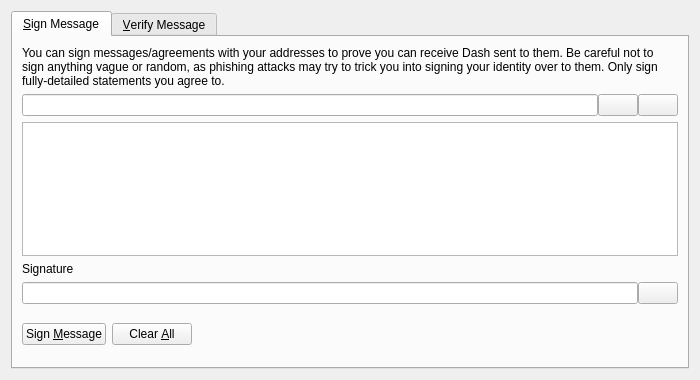
Before: the Qt Designer form src/qt/forms/signverifymessagedialog.ui in zero24x/gravium, drawn with Qt 5.
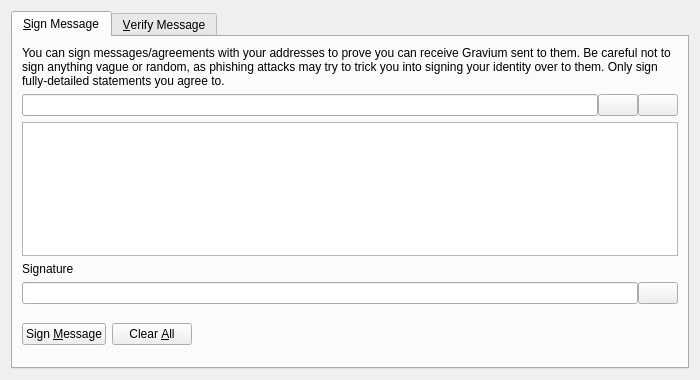
After: the same form once the commit is applied. Custom widgets are drawn as their Qt base class.

Commit message: dash Dash and DASH changed to gravium Gravium and GRAVIUM except DASH > GRV

```diff
--- a/src/qt/forms/signverifymessagedialog.ui
+++ b/src/qt/forms/signverifymessagedialog.ui
@@ -30,7 +30,7 @@
        <item>
         <widget class="QLabel" name="infoLabel_SM">
          <property name="text">
-          <string>You can sign messages/agreements with your addresses to prove you can receive Dash sent to them. Be careful not to sign anything vague or random, as phishing attacks may try to trick you into signing your identity over to them. Only sign fully-detailed statements you agree to.</string>
+          <string>You can sign messages/agreements with your addresses to prove you can receive Gravium sent to them. Be careful not to sign anything vague or random, as phishing attacks may try to trick you into signing your identity over to them. Only sign fully-detailed statements you agree to.</string>
          </property>
          <property name="textFormat">
           <enum>Qt::PlainText</enum>
```
Left out of the diff: 10 changed lines with no effect on the pictures. The commit also changes 362 other files.
